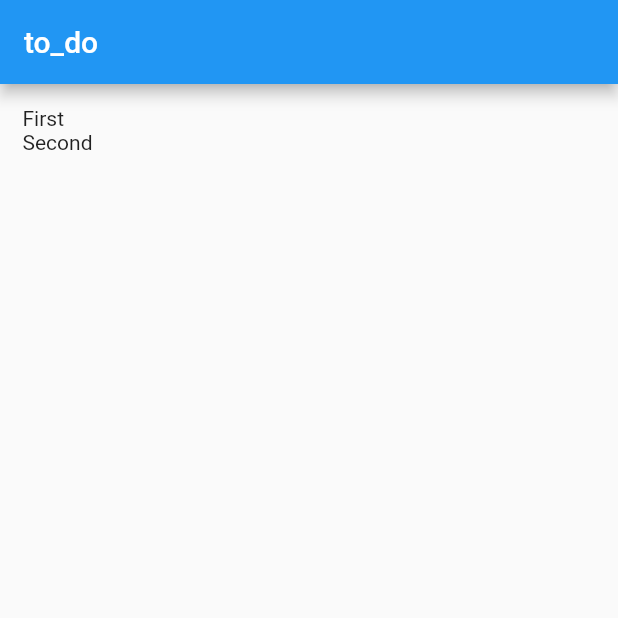
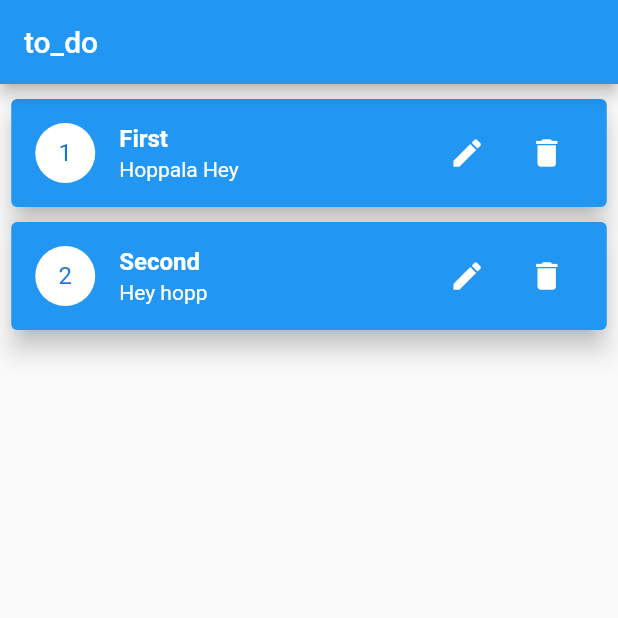
Before and after one commit to ragokan/to_do, a Flutter app: the screen it shows after launch, on a phone screen of 412 x 824 dp, the top half of it. Run offline on Flutter 3.47's test engine with Material 2 defaults, Android fonts, the phone set to English and light mode, and no system bars; our stand-ins replace get.

Commit message:
show todos

```diff
--- a/lib/models/todo/todo_model.dart
+++ b/lib/models/todo/todo_model.dart
@@ -1,3 +1,5 @@
+import 'package:to_do/modules/todo/todo_controller.dart';
+
 class Todo {
   final int id;
   String title;
--- a/lib/modules/todo/todo_controller.dart
+++ b/lib/modules/todo/todo_controller.dart
@@ -4,17 +4,10 @@ import 'package:to_do/models/todo/todo_model.dart';
 typedef SetCallback = void Function();
 
 class TodoController extends GetxController {
-  List<Todo> _todos = [
-    Todo(id: 0, title: 'First', description: 'Hoppala canım'),
-    Todo(id: 1, title: 'Second', description: 'Hoppala hopp'),
+  List<Todo> todos = [
+    Todo(id: 0, title: 'First', description: 'Hoppala Hey'),
+    Todo(id: 1, title: 'Second', description: 'Hey hopp'),
   ];
-
-  List<Todo> get todos => _todos;
-
-  set todos(List<Todo> todos) {
-    _todos = todos;
-    update();
-  }
 
   void setTodos(SetCallback? setCallback) {
     setCallback!();
--- a/lib/screens/todo/todo_main_page.dart
+++ b/lib/screens/todo/todo_main_page.dart
@@ -1,6 +1,7 @@
 import 'package:flutter/material.dart';
 import 'package:to_do/widgets/custom_scaffold.dart';
 import 'package:to_do/widgets/todo/todo_builder.dart';
+import 'package:to_do/widgets/todo/todo_item.dart';
 
 class TodoMainPage extends StatelessWidget {
   static const String routePath = '/';
@@ -10,12 +11,14 @@ class TodoMainPage extends StatelessWidget {
   Widget build(BuildContext context) => CustomScaffold(
         child: Container(
           height: 200,
-          margin: EdgeInsets.all(15),
+          margin: EdgeInsets.symmetric(horizontal: 7.5),
           child: TodoBuilder(
             builder: (todoController) => ListView.builder(
               itemCount: todoController.todos.length,
-              itemBuilder: (_, index) =>
-                  Text(todoController.todos[index].title),
+              itemBuilder: (_, index) => TodoItem(
+                id: todoController.todos[index].id,
+                key: ValueKey(todoController.todos[index].id),
+              ),
             ),
           ),
         ),
--- a/lib/widgets/custom_scaffold.dart
+++ b/lib/widgets/custom_scaffold.dart
@@ -10,6 +10,14 @@ Widget CustomScaffold({
       appBar: AppBar(
         title: Text(title),
       ),
-      body: child,
+      body: Center(
+        heightFactor: 1.1,
+        child: Container(
+          constraints: BoxConstraints(
+            maxWidth: 1200,
+          ),
+          child: child,
+        ),
+      ),
       floatingActionButton: floatingActionButton,
     );
--- /dev/null
+++ b/lib/widgets/todo/todo_item.dart
@@ -0,0 +1,54 @@
+import 'package:flutter/material.dart';
+import 'package:to_do/modules/todo/todo_controller.dart';
+
+class TodoItem extends StatelessWidget {
+  final int id;
+  const TodoItem({Key? key, required this.id}) : super(key: key);
+
+  @override
+  Widget build(BuildContext context) {
+    var todo = todoController.todos.firstWhere((element) => element.id == id);
+    final titleLength = todo.title.length;
+    final descriptionLength = todo.description.length;
+    return Card(
+      color: Colors.blue,
+      elevation: 7,
+      margin: EdgeInsets.only(bottom: 10),
+      child: ListTile(
+        leading: CircleAvatar(
+          backgroundColor: Colors.white,
+          child: Text((todo.id + 1).toString()),
+        ),
+        title: Text(
+          '''
+${todo.title.substring(0, titleLength < 10 ? titleLength : 10)}${titleLength > 10 ? '...' : ''}''',
+          style: TextStyle(color: Colors.white, fontWeight: FontWeight.w700),
+        ),
+        subtitle: Text(
+          '''
+${todo.description.substring(0, descriptionLength < 20 ? descriptionLength : 20)}${descriptionLength > 20 ? '...' : ''}''',
+          style: TextStyle(color: Colors.white),
+        ),
+        trailing: FittedBox(
+          child: Row(
+            children: [
+              IconButton(
+                color: Colors.white,
+                icon: Icon(Icons.edit),
+                onPressed: () {},
+                tooltip: 'Edit',
+              ),
+              SizedBox(width: 5),
+              IconButton(
+                color: Colors.white,
+                icon: Icon(Icons.delete),
+                onPressed: () {},
+                tooltip: 'Delete',
+              ),
+            ],
+          ),
+        ),
+      ),
+    );
+  }
+}
```
